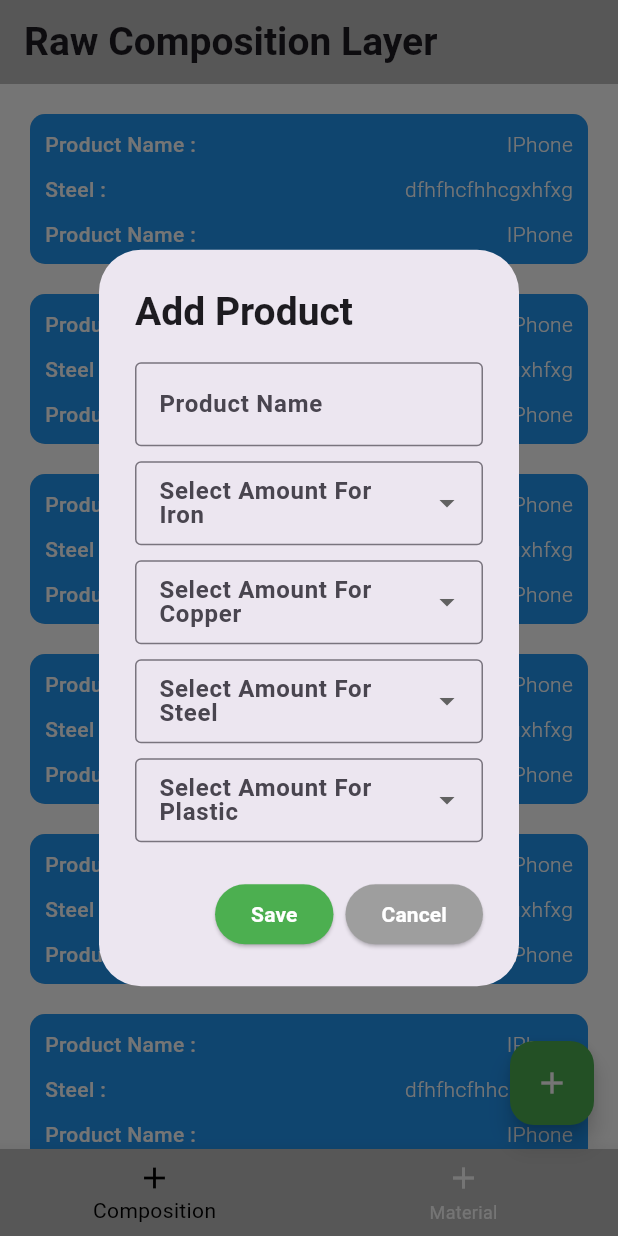
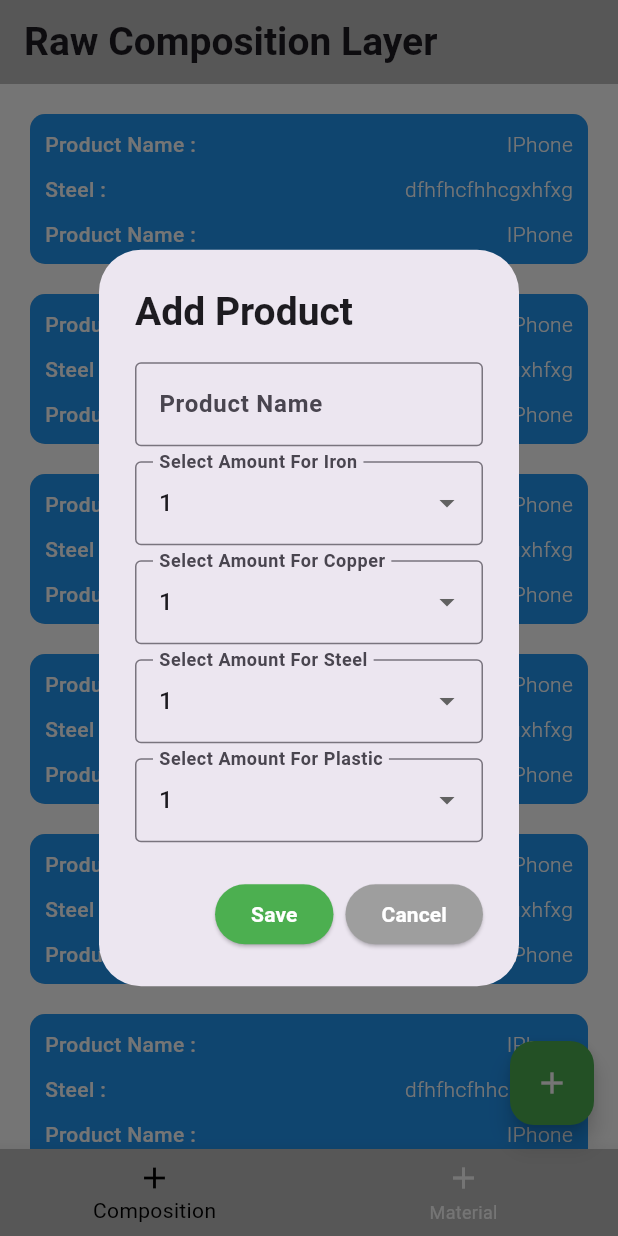
Before and after one commit to Datrix001/Raw-Material-Management-System, a Flutter app: the screen it shows after launch, after a tap on the "add" icon, on a phone screen of 412 x 824 dp. Run offline on Flutter 3.47's test engine with Material 3 defaults, Android fonts, the phone set to English and light mode, and no system bars; drawn by our look-alikes of flutter_slidable; our stand-ins replace flutter_bloc, google_fonts, hive; accounts and stored records are empty; Roboto replaces fonts that are missing (Ubuntu).

```diff
--- /dev/null
+++ b/lib/data/models/composition_model.dart
@@ -0,0 +1,38 @@
+
+import 'package:hive/hive.dart';
+
+
+class CompositionModel {
+  static final  String productName = "Product_Name";
+  static final  String material1 = "Material1";
+  static final  String material2 = "Material2";
+  static final  String material3 = "Material3";
+  static final  String material4 = "Material4";
+
+  static List<String> getField() => [productName,material1,material2,material3,material4];
+
+
+
+  // final String productNameValue;
+  // final int material1Value;
+  // final int material2Value;
+  // final int material3Value;
+  // final int material4Value;
+
+  // CompositionModel({
+
+  //   required this.productNameValue,
+  //   required this.material1Value,
+  //   required this.material2Value,
+  //   required this.material3Value,
+  //   required this.material4Value,
+  // });
+
+  // List<String> toSheetRow() => [
+  //   productNameValue,
+  //   material1Value.toString(),
+  //   material2Value.toString(),
+  //   material3Value.toString(),
+  //   material4Value.toString(),
+  // ];
+}
--- a/lib/main.dart
+++ b/lib/main.dart
@@ -1,10 +1,20 @@
 import 'package:flutter/material.dart';
+import 'package:hive/hive.dart';
+import 'package:rmms/data/datasources/hive_data.dart';
+import 'package:rmms/data/google_sheets_api.dart';
+import 'package:rmms/data/models/hive_model.dart';
 import 'package:rmms/presentation/pages/composition.dart';
 import 'package:rmms/presentation/pages/home.dart';
 import 'package:rmms/presentation/pages/material.dart';
 import 'package:rmms/presentation/utils/theme.dart';
 
-void main() {
+void main() async{
+  //initialise spreadsheet
+  WidgetsFlutterBinding.ensureInitialized();
+  await GoogleSheetsApi.init();
+  await HiveData.init();
+  Hive.registerAdapter(HiveModelAdapter());
+  await Hive.openBox<HiveModel>("composition");
   runApp(const MainApp());
 }
 
@@ -13,16 +23,16 @@ class MainApp extends StatelessWidget {
 
   @override
   Widget build(BuildContext context) {
-    return  MaterialApp(
+    return MaterialApp(
       themeMode: ThemeMode.system,
       darkTheme: MyTheme.darkTheme,
       theme: MyTheme.lightTheme,
       debugShowCheckedModeBanner: false,
       initialRoute: "/",
       routes: {
-        "/" : (context) => HomePage(),
-        "/composition":(context)=>Composition(),
-        "/material" : (context) => MaterialLayer()
+        "/": (context) => HomePage(),
+        "/composition": (context) => Composition(),
+        "/material": (context) => MaterialLayer(),
       },
     );
   }
--- a/lib/presentation/components/Custom_icon.dart
+++ b/lib/presentation/components/Custom_icon.dart
@@ -5,8 +5,8 @@ class CustomIcon extends StatelessWidget {
   final VoidCallback onPressed;
   final Icon icon;
   final Color backgroundColor;
-  final Color color;
-  const CustomIcon({super.key, required this.onPressed, required this.icon, required this.color, required this.backgroundColor});
+  // final Color color;
+  const CustomIcon({super.key, required this.onPressed, required this.icon, required this.backgroundColor});
 
   @override
   Widget build(BuildContext context) {
@@ -16,7 +16,7 @@ class CustomIcon extends StatelessWidget {
         color: backgroundColor
       ),
       child: IconButton(
-        color: color,
+        // color: color,
         onPressed: onPressed, icon: icon),
     );
   }
--- a/lib/presentation/components/dialog_box.dart
+++ b/lib/presentation/components/dialog_box.dart
@@ -1,4 +1,6 @@
 import 'package:flutter/material.dart';
+import 'package:rmms/data/models/composition_model.dart';
+import 'package:rmms/data/google_sheets_api.dart';
 import 'package:rmms/presentation/components/custom_button.dart';
 import 'package:rmms/presentation/components/dropdown.dart';
 import 'package:rmms/presentation/utils/fonts.dart';
@@ -9,6 +11,11 @@ class DialogBox extends StatefulWidget {
   @override
   State<DialogBox> createState() => _DialogBoxState();
 }
+
+int iron = 1;
+int copper = 1;
+int steel = 1;
+int plastic = 1;
 
 class _DialogBoxState extends State<DialogBox> {
   final TextEditingController nameController = TextEditingController();
@@ -32,20 +39,43 @@ class _DialogBoxState extends State<DialogBox> {
                 ),
               ),
               SizedBox(height: 10),
-              CustomDropdown(label: "Select Amount For Iron"),
+
+              CustomDropdown(
+                label: "Select Amount For Iron",
+                onchanged: (val) => setState(() => iron = val),
+              ),
               SizedBox(height: 10),
-              CustomDropdown(label: "Select Amount For Copper"),
+              CustomDropdown(
+                label: "Select Amount For Copper",
+                onchanged: (val) => setState(() => copper = val),
+              ),
               SizedBox(height: 10),
-              CustomDropdown(label: "Select Amount For Steel"),
+
+              CustomDropdown(
+                label: "Select Amount For Steel",
+                onchanged: (val) => setState(() => steel = val),
+              ),
               SizedBox(height: 10),
-              CustomDropdown(label: "Select Amount For Plastic"),
+
+              CustomDropdown(
+                label: "Select Amount For Plastic",
+                onchanged: (val) => setState(() => plastic = val),
+              ),
             ],
           ),
         ),
       ),
       actions: [
         CustomButton(
-          function: () {
+          function: () async {
+            final product = {
+              CompositionModel.productName: nameController.text,
+              CompositionModel.material1: iron.toString(),
+              CompositionModel.material2: copper.toString(),
+              CompositionModel.material3: steel.toString(),
+              CompositionModel.material4: plastic.toString(),
+            };
+            await GoogleSheetsApi.insert([product]);
             Navigator.pop(context);
           },
           name: "Save",
--- a/lib/presentation/components/dropdown.dart
+++ b/lib/presentation/components/dropdown.dart
@@ -3,7 +3,13 @@ import 'package:rmms/presentation/utils/fonts.dart';
 
 class CustomDropdown extends StatefulWidget {
   final String label;
-  const CustomDropdown({super.key, required this.label});
+  final Function(int) onchanged;
+
+  const CustomDropdown({
+    super.key,
+    required this.label,
+    required this.onchanged,
+  });
 
   @override
   State<CustomDropdown> createState() => _CustomDropdownState();
@@ -11,6 +17,7 @@ class CustomDropdown extends StatefulWidget {
 
 class _CustomDropdownState extends State<CustomDropdown> {
   int? dropDownValue = 1;
+
   @override
   Widget build(BuildContext context) {
     return DropdownButtonFormField(
@@ -18,17 +25,17 @@ class _CustomDropdownState extends State<CustomDropdown> {
         label: Text(widget.label, style: CustomFonts.bodyBlack),
         border: OutlineInputBorder(),
       ),
-      // value: dropDownValue,
+      value: dropDownValue,
       isExpanded: true,
-      // hint: Text("Material 1"),
       items: [
         for (int i = 1; i <= 10; i++)
           DropdownMenuItem(value: i, child: Text(i.toString())),
       ],
-      onChanged: (value) => {
+      onChanged: (value) {
         setState(() {
           dropDownValue = value!;
-        }),
+        });
+        widget.onchanged(value!); // Note : It will tell the parent
       },
     );
   }
--- a/lib/presentation/pages/composition.dart
+++ b/lib/presentation/pages/composition.dart
@@ -7,9 +7,9 @@ class Composition extends StatelessWidget {
 
   @override
   Widget build(BuildContext context) {
+    bool isDark = Theme.of(context).brightness == Brightness.dark;
     return ListView.builder(
       itemCount: 6,
-      // padding: EdgeInsets.only(top: 20, left: 20, right: 20),
       itemBuilder: (context, index) {
         return Padding(
           padding: const EdgeInsets.only(top: 20,left: 20,right: 20),
--- a/lib/presentation/pages/material.dart
+++ b/lib/presentation/pages/material.dart
@@ -7,6 +7,7 @@ class MaterialLayer extends StatelessWidget {
 
   @override
   Widget build(BuildContext context) {
+
     return ListView.builder(
       itemCount: 6,
       itemBuilder: (context, index) {
@@ -29,14 +30,14 @@ class MaterialLayer extends StatelessWidget {
                   CustomIcon(
                     onPressed: () {},
                     icon: Icon(Icons.add),
-                    color: Colors.white,
+                    // color: Colors.white,
                     backgroundColor: Colors.green,
                   ),
                   Text("1", style: CustomFonts.body1Black),
                   CustomIcon(
                     onPressed: () {},
                     icon: Icon(Icons.remove),
-                    color: Colors.white,
+                    // color: Colors.white,
                     backgroundColor: Colors.green,
                   ),
                 ],
--- a/lib/presentation/utils/fonts.dart
+++ b/lib/presentation/utils/fonts.dart
@@ -3,9 +3,11 @@ import 'package:google_fonts/google_fonts.dart';
 
 class CustomFonts {
 
+
   static TextStyle title = GoogleFonts.ubuntu(
     fontSize: 26,
     fontWeight: FontWeight.w600
+
   );
 
   static TextStyle body = GoogleFonts.ubuntu(
--- a/pubspec.yaml
+++ b/pubspec.yaml
@@ -13,6 +13,9 @@ dependencies:
   hive_flutter: ^1.1.0
   google_fonts: ^6.2.1
   flutter_slidable: ^4.0.0
+  gsheets: ^0.5.0
+  flutter_bloc:
+  connectivity_plus: ^6.1.4
 
 dev_dependencies:
   flutter_test:
```
Also changed, not shown: lib/data/datasources/hive_data.dart (added, +84 -0 lines), lib/data/models/hive_model.dart (added, +31 -0 lines), lib/presentation/bloc/comp_cubit.dart (added, +13 -0 lines), lib/data/models/hive_model.g.dart (added), pubspec.lock, 3 other files.
